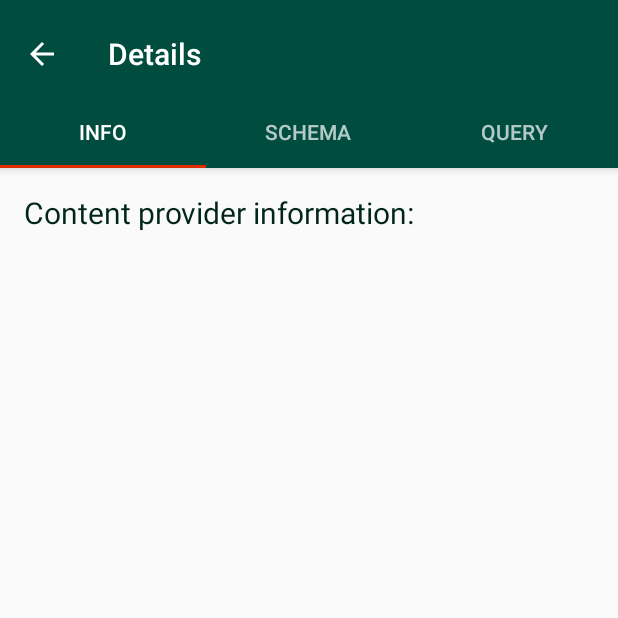
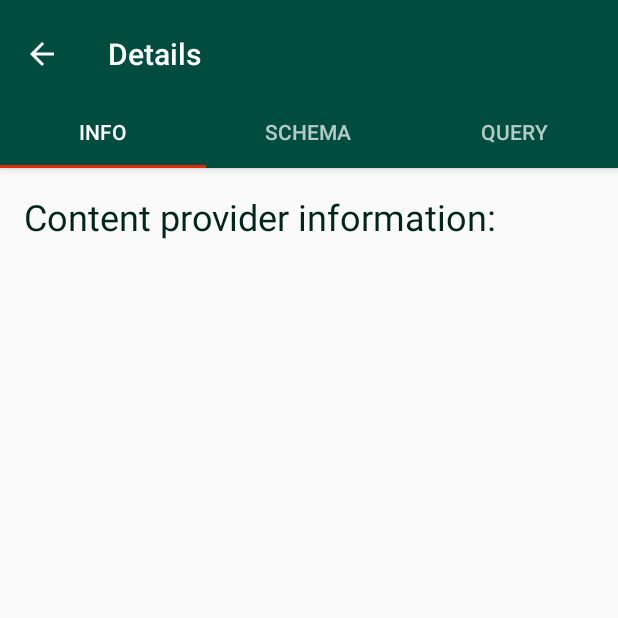
Before and after one commit to AlexeyZatsepin/CP-Tester, an Android app: the InfoFragment screen opened directly, with no data from a screen before it, on a phone screen of 412 x 824 dp, the top half of it. Run offline under Robolectric (Android 15) with nearby library versions, the light colour scheme and no system bars; 3 statements that could not run were skipped.

Commit message:
add cache and fix test all

```diff
--- a/app/src/main/java/study/cp/datastoreanalisys/DataAdapter.java
+++ b/app/src/main/java/study/cp/datastoreanalisys/DataAdapter.java
@@ -15,7 +15,7 @@ import com.dd.CircularProgressButton;
 import java.util.ArrayList;
 import java.util.List;
 
-import static study.cp.datastoreanalisys.Utils.contains;
+import static study.cp.datastoreanalisys.ContentProviderHelper.contains;
 
 public class DataAdapter extends RecyclerView.Adapter<DataAdapter.ViewHolder> implements Filterable {
     private List<ProviderInfo> mFullList;
--- a/app/src/main/java/study/cp/datastoreanalisys/activity/DetailsActivity.java
+++ b/app/src/main/java/study/cp/datastoreanalisys/activity/DetailsActivity.java
@@ -19,9 +19,9 @@ import study.cp.datastoreanalisys.fragments.InfoFragment;
 import study.cp.datastoreanalisys.fragments.QueryFragment;
 import study.cp.datastoreanalisys.fragments.SchemaFragment;
 
-import static study.cp.datastoreanalisys.Utils.NUMBER_INFO;
-import static study.cp.datastoreanalisys.Utils.NUMBER_QUERY;
-import static study.cp.datastoreanalisys.Utils.NUMBER_SCHEMA;
+import static study.cp.datastoreanalisys.ContentProviderHelper.NUMBER_INFO;
+import static study.cp.datastoreanalisys.ContentProviderHelper.NUMBER_QUERY;
+import static study.cp.datastoreanalisys.ContentProviderHelper.NUMBER_SCHEMA;
 
 public class DetailsActivity extends AppCompatActivity {
 
--- a/app/src/main/java/study/cp/datastoreanalisys/fragments/InfoFragment.java
+++ b/app/src/main/java/study/cp/datastoreanalisys/fragments/InfoFragment.java
@@ -6,9 +6,11 @@ import android.support.v4.app.Fragment;
 import android.view.LayoutInflater;
 import android.view.View;
 import android.view.ViewGroup;
+import android.widget.ImageButton;
 import android.widget.TextView;
 
 import study.cp.datastoreanalisys.R;
+import study.cp.datastoreanalisys.ContentProviderHelper;
 
 public class InfoFragment extends Fragment {
     private ProviderInfo provider;
@@ -37,7 +39,11 @@ public class InfoFragment extends Fragment {
         perms.setText(getString(R.string.section_permissions, provider.readPermission, provider.writePermission));
         TextView other = (TextView) rootView.findViewById(R.id.section_other);
         other.setText(getString(R.string.section_other, provider.packageName, provider.processName, provider.exported, provider.enabled));
-        TextView help = (TextView) rootView.findViewById(R.id.help);
+        ImageButton image = (ImageButton) rootView.findViewById(R.id.status_image);
+        if (ContentProviderHelper.cache.containsKey(provider)){
+            if (ContentProviderHelper.cache.get(provider)==-1) image.setImageResource(R.drawable.ic_succes);
+            else if (ContentProviderHelper.cache.get(provider)==100) image.setImageResource(R.drawable.ic_warning);
+        }else image.setVisibility(View.GONE);
         return rootView;
     }
 }
--- a/app/src/main/java/study/cp/datastoreanalisys/fragments/SchemaFragment.java
+++ b/app/src/main/java/study/cp/datastoreanalisys/fragments/SchemaFragment.java
@@ -3,6 +3,11 @@ package study.cp.datastoreanalisys.fragments;
 import android.content.pm.ProviderInfo;
 import android.os.Bundle;
 import android.support.v4.app.Fragment;
+import android.view.LayoutInflater;
+import android.view.View;
+import android.view.ViewGroup;
+
+import study.cp.datastoreanalisys.R;
 
 
 public class SchemaFragment extends Fragment {
@@ -21,4 +26,12 @@ public class SchemaFragment extends Fragment {
         fragment.setArguments(args);
         return fragment;
     }
+
+    @Override
+    public View onCreateView(LayoutInflater inflater, ViewGroup container,
+                             Bundle savedInstanceState) {
+        provider = getArguments().getParcelable(ARG_PROVIDER);
+        View rootView = inflater.inflate(R.layout.fragment_details_schema, container, false);
+        return rootView;
+    }
 }
--- a/app/src/main/res/layout/fragment_details_info.xml
+++ b/app/src/main/res/layout/fragment_details_info.xml
@@ -14,19 +14,27 @@
         android:layout_height="wrap_content"
         android:text="@string/section_title"
         android:textColor="@color/colorPrimaryDark"
-        android:textSize="20dp" />
+        android:textSize="24sp" />
+
+    <ImageButton
+        android:id="@+id/status_image"
+        android:layout_width="wrap_content"
+        tools:src="@drawable/ic_succes"
+        android:layout_height="wrap_content"
+        android:contentDescription="@string/content_description" />
 
     <TextView
         android:id="@+id/section_label"
         android:layout_width="wrap_content"
         android:layout_height="wrap_content"
-        android:textSize="16dp" />
+        android:textSize="18sp" />
 
     <TextView
         android:id="@+id/section_permissions"
         android:layout_width="wrap_content"
         android:layout_height="wrap_content"
-        android:textColor="@color/colorAccent" />
+        android:textColor="@color/colorAccent"
+        android:textSize="18sp" />
 
     <TextView
         android:id="@+id/section_other"
--- a/app/src/main/res/layout/fragment_details_query.xml
+++ b/app/src/main/res/layout/fragment_details_query.xml
@@ -11,7 +11,6 @@
     tools:context=".fragments.QueryFragment">
 
     <TextView
-        android:layout_weight="1"
         android:id="@+id/help"
         android:layout_width="wrap_content"
         android:layout_height="wrap_content"
--- a/settings.gradle
+++ b/settings.gradle
@@ -1 +1 @@
-include ':app', ':contentprovidersbank'
+include ':app'
```
Also changed, not shown: app/src/main/java/study/cp/datastoreanalisys/ContentProviderHelper.java (renamed from app/src/main/java/study/cp/datastoreanalisys/Utils.java, +21 -20 lines), app/src/main/java/study/cp/datastoreanalisys/activity/MainActivity.java (+10 -6 lines), app/src/main/java/study/cp/datastoreanalisys/fragments/QueryFragment.java (+15 -4 lines), app/src/main/res/menu/main_menu.xml (+4 -4 lines), app/src/main/res/values/strings.xml (+7 -2 lines).
